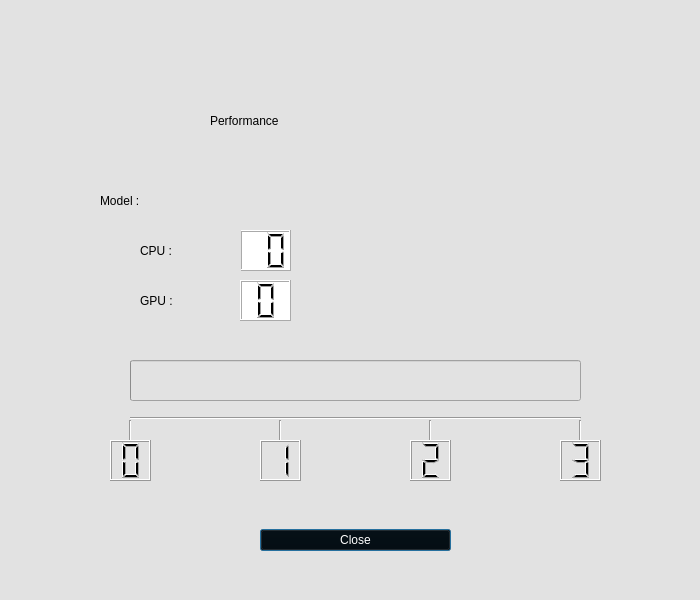
First picture: the form in apps/cloud_inference/client_app/inference_panel.ui, repository japarada/MIVisionX, before the edit.
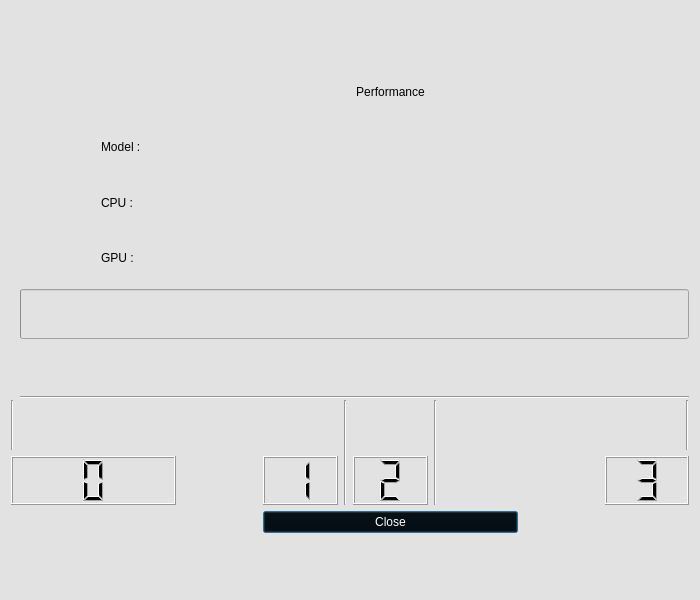
Second picture: the form after the edit. Icons and pictures are not drawn.

```diff
--- a/apps/cloud_inference/client_app/inference_panel.ui
+++ b/apps/cloud_inference/client_app/inference_panel.ui
@@ -10,49 +10,26 @@
     <height>600</height>
    </rect>
   </property>
-  <property name="minimumSize">
-   <size>
-    <width>700</width>
-    <height>600</height>
-   </size>
-  </property>
-  <property name="maximumSize">
-   <size>
-    <width>700</width>
-    <height>600</height>
-   </size>
-  </property>
   <property name="windowTitle">
    <string>MIVision Performance</string>
   </property>
   <property name="styleSheet">
    <string notr="true">background-color: rgb(226, 226, 226);</string>
   </property>
-  <widget class="QLabel" name="logo_label_2">
-   <property name="geometry">
-    <rect>
-     <x>20</x>
-     <y>10</y>
-     <width>151</width>
-     <height>61</height>
-    </rect>
+  <layout class="QGridLayout" name="gridLayout_2">
+   <item row="2" column="4" colspan="8">
+    <widget class="QLabel" name="modelName_label">
+     <property name="styleSheet">
+      <string notr="true">color: rgb(170, 0, 0);
+font: 75 28pt &quot;Ubuntu&quot;;</string>
    </property>
    <property name="text">
     <string/>
    </property>
-   <property name="pixmap">
-    <pixmap resource="resources.qrc">:/images/AMD_NEW_logo_150.png</pixmap>
-   </property>
-  </widget>
+    </widget>
+   </item>
+   <item row="4" column="2" colspan="2">
   <widget class="QLabel" name="NGPU_label">
-   <property name="geometry">
-    <rect>
-     <x>140</x>
-     <y>280</y>
-     <width>101</width>
-     <height>41</height>
-    </rect>
-   </property>
    <property name="styleSheet">
     <string notr="true">color: rgb(0, 0, 0);
 font: 75 28pt &quot;Ubuntu&quot;;</string>
@@ -61,99 +38,54 @@
     <string>GPU :</string>
    </property>
   </widget>
-  <widget class="QLabel" name="Model_label">
-   <property name="geometry">
-    <rect>
-     <x>100</x>
-     <y>180</y>
-     <width>131</width>
-     <height>41</height>
-    </rect>
-   </property>
+   </item>
+   <item row="7" column="11">
+    <widget class="Line" name="line_5">
    <property name="styleSheet">
-    <string notr="true">color: rgb(0, 0, 0);
-font: 75 28pt &quot;Ubuntu&quot;;</string>
-   </property>
-   <property name="text">
-    <string>Model :</string>
-   </property>
-  </widget>
-  <widget class="QLabel" name="modelName_label">
-   <property name="geometry">
-    <rect>
-     <x>240</x>
-     <y>180</y>
-     <width>401</width>
-     <height>41</height>
-    </rect>
-   </property>
+      <string notr="true">color: rgb(0, 0, 0);</string>
+     </property>
+     <property name="orientation">
+      <enum>Qt::Vertical</enum>
+     </property>
+    </widget>
+   </item>
+   <item row="8" column="0" colspan="3">
+    <widget class="QLCDNumber" name="lcdNumber_0">
    <property name="styleSheet">
-    <string notr="true">color: rgb(170, 0, 0);
-font: 75 28pt &quot;Ubuntu&quot;;</string>
-   </property>
-   <property name="text">
-    <string/>
-   </property>
-  </widget>
-  <widget class="QLCDNumber" name="GPU_lcdNumber">
-   <property name="geometry">
-    <rect>
-     <x>240</x>
-     <y>280</y>
-     <width>51</width>
-     <height>41</height>
-    </rect>
-   </property>
-   <property name="styleSheet">
-    <string notr="true">background-color: rgb(255, 255, 255);
-color: rgb(0, 0, 0);</string>
+      <string notr="true">color: rgb(0, 0, 0);</string>
+     </property>
+     <property name="frameShadow">
+      <enum>QFrame::Raised</enum>
    </property>
    <property name="digitCount">
     <number>1</number>
    </property>
   </widget>
-  <widget class="QLabel" name="logo_label">
-   <property name="geometry">
-    <rect>
-     <x>340</x>
-     <y>20</y>
-     <width>341</width>
-     <height>51</height>
-    </rect>
-   </property>
-   <property name="text">
-    <string/>
-   </property>
-   <property name="pixmap">
-    <pixmap resource="resources.qrc">:/images/Radeon_Instinct.png</pixmap>
-   </property>
-  </widget>
-  <widget class="QLabel" name="elapsedTime_label">
-   <property name="geometry">
-    <rect>
-     <x>460</x>
-     <y>650</y>
-     <width>511</width>
-     <height>51</height>
-    </rect>
-   </property>
+   </item>
+   <item row="6" column="1" rowspan="2" colspan="11">
+    <widget class="Line" name="line">
+     <property name="styleSheet">
+      <string notr="true">color: rgb(0, 0, 0);
+</string>
+     </property>
+     <property name="orientation">
+      <enum>Qt::Horizontal</enum>
+     </property>
+    </widget>
+   </item>
+   <item row="4" column="6" colspan="6">
+    <widget class="QLabel" name="GPUName_label">
    <property name="styleSheet">
     <string notr="true">color: rgb(170, 0, 0);
-font: 75 28pt &quot;Ubuntu&quot;;</string>
+font: 75 20pt &quot;Ubuntu&quot;;</string>
    </property>
    <property name="text">
     <string/>
    </property>
   </widget>
+   </item>
+   <item row="1" column="3" colspan="7">
   <widget class="QLabel" name="header_label">
-   <property name="geometry">
-    <rect>
-     <x>210</x>
-     <y>90</y>
-     <width>301</width>
-     <height>61</height>
-    </rect>
-   </property>
    <property name="styleSheet">
     <string notr="true">color: rgb(0, 0, 0);
 font: 75 38pt &quot;Ubuntu&quot;;</string>
@@ -161,16 +93,36 @@
    <property name="text">
     <string>Performance</string>
    </property>
-  </widget>
-  <widget class="QWidget" name="gridLayoutWidget">
-   <property name="geometry">
-    <rect>
-     <x>260</x>
-     <y>510</y>
-     <width>191</width>
-     <height>61</height>
-    </rect>
-   </property>
+     <property name="alignment">
+      <set>Qt::AlignCenter</set>
+     </property>
+    </widget>
+   </item>
+   <item row="8" column="4">
+    <widget class="QLCDNumber" name="lcdNumber_1">
+     <property name="styleSheet">
+      <string notr="true">color: rgb(0, 0, 0);</string>
+     </property>
+     <property name="digitCount">
+      <number>1</number>
+     </property>
+     <property name="intValue" stdset="0">
+      <number>1</number>
+     </property>
+    </widget>
+   </item>
+   <item row="2" column="2" colspan="2">
+    <widget class="QLabel" name="Model_label">
+     <property name="styleSheet">
+      <string notr="true">color: rgb(0, 0, 0);
+font: 75 28pt &quot;Ubuntu&quot;;</string>
+     </property>
+     <property name="text">
+      <string>Model :</string>
+     </property>
+    </widget>
+   </item>
+   <item row="9" column="4" colspan="5">
    <layout class="QGridLayout" name="gridLayout">
     <item row="0" column="0">
      <widget class="QPushButton" name="close_pushButton">
@@ -184,15 +136,24 @@
      </widget>
     </item>
    </layout>
-  </widget>
+   </item>
+   <item row="7" column="0">
+    <widget class="Line" name="line_2">
+     <property name="styleSheet">
+      <string notr="true">color: rgb(0, 0, 0);</string>
+     </property>
+     <property name="orientation">
+      <enum>Qt::Vertical</enum>
+     </property>
+    </widget>
+   </item>
+   <item row="5" column="1" colspan="11">
   <widget class="QProgressBar" name="progressBar">
-   <property name="geometry">
-    <rect>
-     <x>130</x>
-     <y>360</y>
-     <width>451</width>
-     <height>41</height>
-    </rect>
+     <property name="sizePolicy">
+      <sizepolicy hsizetype="Preferred" vsizetype="Preferred">
+       <horstretch>0</horstretch>
+       <verstretch>0</verstretch>
+      </sizepolicy>
    </property>
    <property name="maximum">
     <number>1710</number>
@@ -204,48 +165,9 @@
     <bool>false</bool>
    </property>
   </widget>
-  <widget class="Line" name="line">
-   <property name="geometry">
-    <rect>
-     <x>130</x>
-     <y>410</y>
-     <width>451</width>
-     <height>16</height>
-    </rect>
-   </property>
-   <property name="styleSheet">
-    <string notr="true">color: rgb(0, 0, 0);
-</string>
-   </property>
-   <property name="orientation">
-    <enum>Qt::Horizontal</enum>
-   </property>
-  </widget>
-  <widget class="Line" name="line_2">
-   <property name="geometry">
-    <rect>
-     <x>120</x>
-     <y>420</y>
-     <width>20</width>
-     <height>31</height>
-    </rect>
-   </property>
-   <property name="styleSheet">
-    <string notr="true">color: rgb(0, 0, 0);</string>
-   </property>
-   <property name="orientation">
-    <enum>Qt::Vertical</enum>
-   </property>
-  </widget>
+   </item>
+   <item row="7" column="5" rowspan="2">
   <widget class="Line" name="line_3">
-   <property name="geometry">
-    <rect>
-     <x>270</x>
-     <y>420</y>
-     <width>20</width>
-     <height>31</height>
-    </rect>
-   </property>
    <property name="styleSheet">
     <string notr="true">color: rgb(0, 0, 0);</string>
    </property>
@@ -253,66 +175,20 @@
     <enum>Qt::Vertical</enum>
    </property>
   </widget>
-  <widget class="Line" name="line_4">
-   <property name="geometry">
-    <rect>
-     <x>420</x>
-     <y>420</y>
-     <width>20</width>
-     <height>31</height>
-    </rect>
-   </property>
+   </item>
+   <item row="3" column="6" colspan="6">
+    <widget class="QLabel" name="CPUName_label">
    <property name="styleSheet">
-    <string notr="true">color: rgb(0, 0, 0);</string>
-   </property>
-   <property name="orientation">
-    <enum>Qt::Vertical</enum>
-   </property>
-  </widget>
-  <widget class="Line" name="line_5">
-   <property name="geometry">
-    <rect>
-     <x>570</x>
-     <y>420</y>
-     <width>20</width>
-     <height>31</height>
-    </rect>
-   </property>
-   <property name="styleSheet">
-    <string notr="true">color: rgb(0, 0, 0);</string>
-   </property>
-   <property name="orientation">
-    <enum>Qt::Vertical</enum>
-   </property>
-  </widget>
-  <widget class="QLCDNumber" name="lcdNumber_0">
-   <property name="geometry">
-    <rect>
-     <x>110</x>
-     <y>440</y>
-     <width>41</width>
-     <height>41</height>
-    </rect>
-   </property>
-   <property name="styleSheet">
-    <string notr="true">color: rgb(0, 0, 0);</string>
-   </property>
-   <property name="frameShadow">
-    <enum>QFrame::Raised</enum>
-   </property>
-   <property name="digitCount">
-    <number>1</number>
-   </property>
-  </widget>
-  <widget class="QLCDNumber" name="lcdNumber_1">
-   <property name="geometry">
-    <rect>
-     <x>260</x>
-     <y>440</y>
-     <width>41</width>
-     <height>41</height>
-    </rect>
-   </property>
+      <string notr="true">color: rgb(170, 0, 0);
+font: 75 20pt &quot;Ubuntu&quot;;</string>
+     </property>
+     <property name="text">
+      <string/>
+     </property>
+    </widget>
+   </item>
+   <item row="8" column="6">
+    <widget class="QLCDNumber" name="lcdNumber_2">
    <property name="styleSheet">
     <string notr="true">color: rgb(0, 0, 0);</string>
    </property>
@@ -320,18 +196,22 @@
     <number>1</number>
    </property>
    <property name="intValue" stdset="0">
-    <number>1</number>
-   </property>
-  </widget>
+      <number>2</number>
+     </property>
+    </widget>
+   </item>
+   <item row="0" column="0" colspan="3">
+    <widget class="QLabel" name="logo_label_2">
+     <property name="text">
+      <string/>
+     </property>
+     <property name="pixmap">
+      <pixmap>:/images/AMD_NEW_logo_150.png</pixmap>
+     </property>
+    </widget>
+   </item>
+   <item row="8" column="10" colspan="2">
   <widget class="QLCDNumber" name="lcdNumber_3">
-   <property name="geometry">
-    <rect>
-     <x>560</x>
-     <y>440</y>
-     <width>41</width>
-     <height>41</height>
-    </rect>
-   </property>
    <property name="styleSheet">
     <string notr="true">color: rgb(0, 0, 0);</string>
    </property>
@@ -342,68 +222,30 @@
     <number>3</number>
    </property>
   </widget>
-  <widget class="QLCDNumber" name="lcdNumber_2">
-   <property name="geometry">
-    <rect>
-     <x>410</x>
-     <y>440</y>
-     <width>41</width>
-     <height>41</height>
-    </rect>
-   </property>
+   </item>
+   <item row="7" column="7" rowspan="2">
+    <widget class="Line" name="line_4">
    <property name="styleSheet">
     <string notr="true">color: rgb(0, 0, 0);</string>
    </property>
-   <property name="digitCount">
-    <number>1</number>
-   </property>
-   <property name="intValue" stdset="0">
-    <number>2</number>
-   </property>
-  </widget>
-  <widget class="QLabel" name="GPUName_label">
-   <property name="geometry">
-    <rect>
-     <x>300</x>
-     <y>280</y>
-     <width>351</width>
-     <height>41</height>
-    </rect>
-   </property>
+     <property name="orientation">
+      <enum>Qt::Vertical</enum>
+     </property>
+    </widget>
+   </item>
+   <item row="10" column="9" colspan="3">
+    <widget class="QLabel" name="elapsedTime_label">
    <property name="styleSheet">
     <string notr="true">color: rgb(170, 0, 0);
-font: 75 20pt &quot;Ubuntu&quot;;</string>
+font: 75 28pt &quot;Ubuntu&quot;;</string>
    </property>
    <property name="text">
     <string/>
    </property>
   </widget>
-  <widget class="QLCDNumber" name="CPU_lcdNumber">
-   <property name="geometry">
-    <rect>
-     <x>240</x>
-     <y>230</y>
-     <width>51</width>
-     <height>41</height>
-    </rect>
-   </property>
-   <property name="styleSheet">
-    <string notr="true">background-color: rgb(255, 255, 255);
-color: rgb(0, 0, 0);</string>
-   </property>
-   <property name="digitCount">
-    <number>2</number>
-   </property>
-  </widget>
+   </item>
+   <item row="3" column="2" colspan="2">
   <widget class="QLabel" name="NCPU_label">
-   <property name="geometry">
-    <rect>
-     <x>140</x>
-     <y>230</y>
-     <width>101</width>
-     <height>41</height>
-    </rect>
-   </property>
    <property name="styleSheet">
     <string notr="true">color: rgb(0, 0, 0);
 font: 75 28pt &quot;Ubuntu&quot;;</string>
@@ -412,26 +254,9 @@
     <string>CPU :</string>
    </property>
   </widget>
-  <widget class="QLabel" name="CPUName_label">
-   <property name="geometry">
-    <rect>
-     <x>300</x>
-     <y>230</y>
-     <width>351</width>
-     <height>41</height>
-    </rect>
-   </property>
-   <property name="styleSheet">
-    <string notr="true">color: rgb(170, 0, 0);
-font: 75 20pt &quot;Ubuntu&quot;;</string>
-   </property>
-   <property name="text">
-    <string/>
-   </property>
-  </widget>
- </widget>
- <resources>
-  <include location="resources.qrc"/>
- </resources>
+   </item>
+  </layout>
+ </widget>
+ <resources/>
  <connections/>
 </ui>
```
Lines whose indentation alone changed are shown as unchanged.
